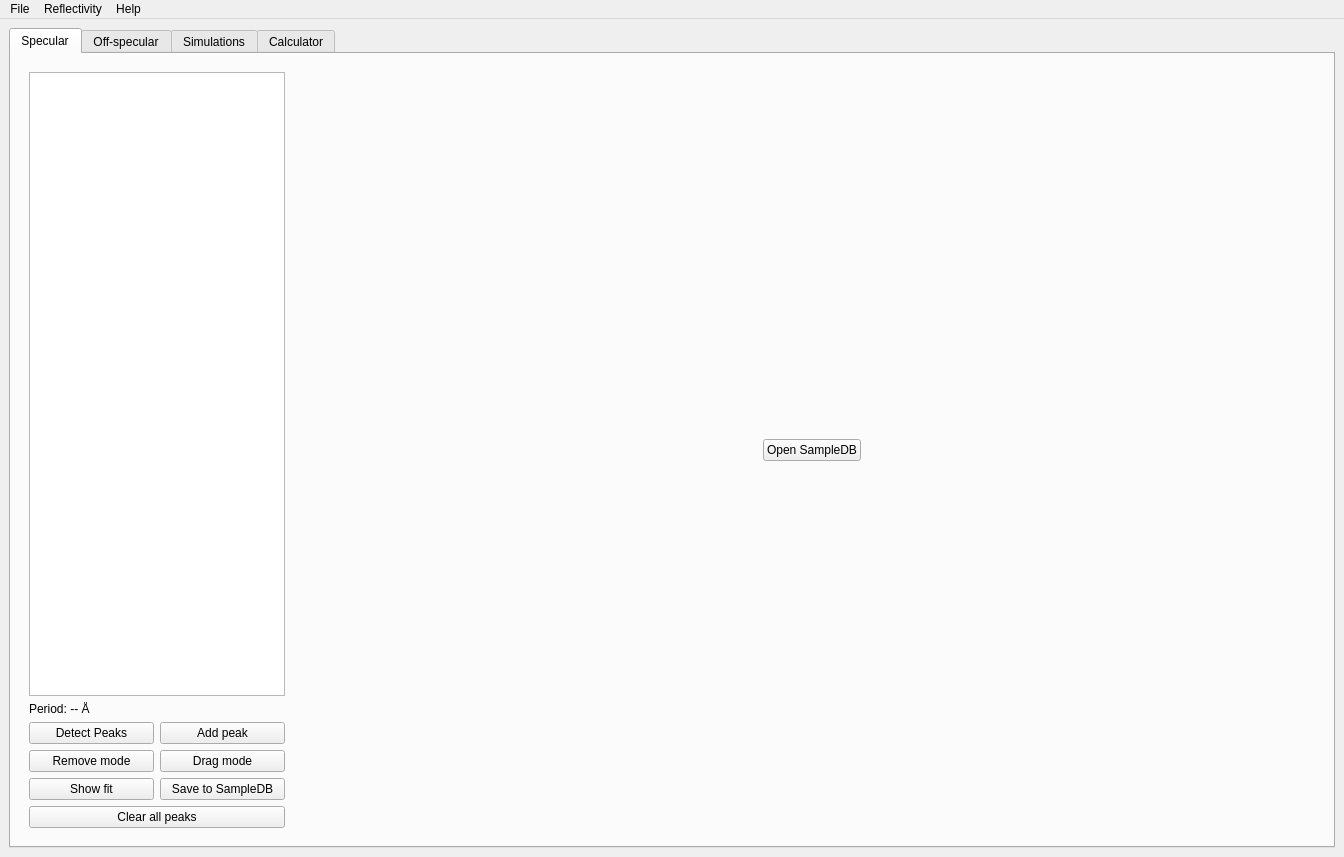
sstendahl/KARIN, file form.ui: the form before one commit.
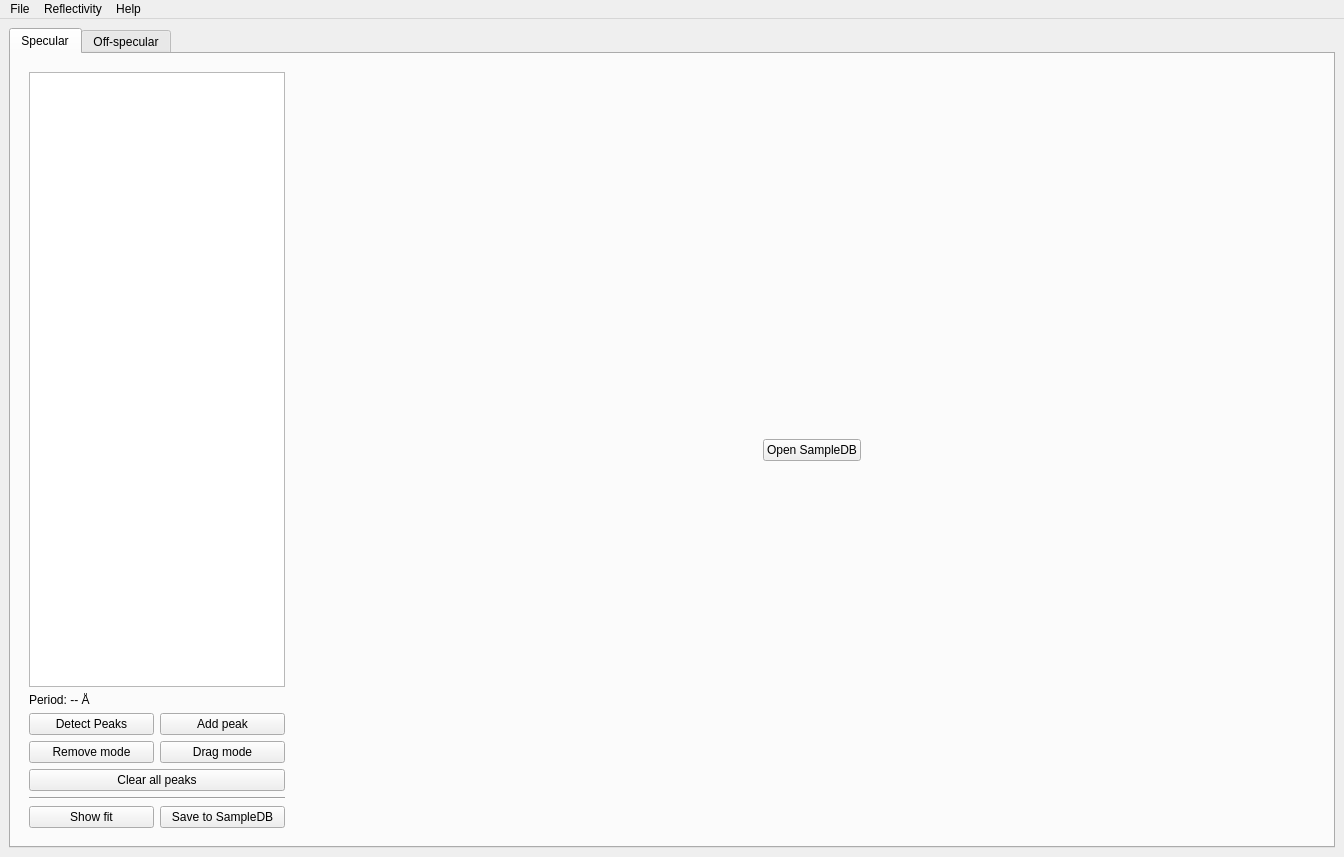
The form after the commit.

```diff
--- a/form.ui
+++ b/form.ui
@@ -58,13 +58,6 @@
                  <layout class="QVBoxLayout" name="verticalLayout_3">
                   <item>
                    <layout class="QGridLayout" name="gridLayout_2">
-                    <item row="7" column="0">
-                     <widget class="QPushButton" name="removeAll_button">
-                      <property name="text">
-                       <string>Clear all peaks</string>
-                      </property>
-                     </widget>
-                    </item>
                     <item row="5" column="0">
                      <layout class="QGridLayout" name="gridLayout">
                       <item row="1" column="1">
@@ -110,44 +103,12 @@
                         </property>
                        </widget>
                       </item>
-                      <item row="2" column="0">
-                       <widget class="QPushButton" name="showFit_button">
-                        <property name="enabled">
-                         <bool>true</bool>
-                        </property>
-                        <property name="text">
-                         <string>Show fit</string>
-                        </property>
-                        <property name="checkable">
-                         <bool>false</bool>
-                        </property>
-                        <property name="checked">
-                         <bool>false</bool>
-                        </property>
-                       </widget>
-                      </item>
-                      <item row="2" column="1">
-                       <widget class="QPushButton" name="savePeriod_button">
-                        <property name="text">
-                         <string>Save to SampleDB</string>
-                        </property>
-                       </widget>
-                      </item>
                      </layout>
                     </item>
-                    <item row="4" column="0">
-                     <widget class="QLabel" name="periodLabel">
-                      <property name="sizePolicy">
-                       <sizepolicy hsizetype="Maximum" vsizetype="Maximum">
-                        <horstretch>0</horstretch>
-                        <verstretch>0</verstretch>
-                       </sizepolicy>
-                      </property>
+                    <item row="7" column="0">
+                     <widget class="QPushButton" name="removeAll_button">
                       <property name="text">
-                       <string>Period: -- Å</string>
-                      </property>
-                      <property name="alignment">
-                       <set>Qt::AlignLeading|Qt::AlignLeft|Qt::AlignTop</set>
+                       <string>Clear all peaks</string>
                       </property>
                      </widget>
                     </item>
@@ -170,6 +131,60 @@
                       </property>
                      </widget>
                     </item>
+                    <item row="4" column="0">
+                     <widget class="QLabel" name="periodLabel">
+                      <property name="sizePolicy">
+                       <sizepolicy hsizetype="Maximum" vsizetype="Maximum">
+                        <horstretch>0</horstretch>
+                        <verstretch>0</verstretch>
+                       </sizepolicy>
+                      </property>
+                      <property name="text">
+                       <string>Period: -- Å</string>
+                      </property>
+                      <property name="alignment">
+                       <set>Qt::AlignLeading|Qt::AlignLeft|Qt::AlignTop</set>
+                      </property>
+                     </widget>
+                    </item>
+                    <item row="9" column="0">
+                     <layout class="QGridLayout" name="gridLayout_10">
+                      <item row="0" column="0">
+                       <layout class="QGridLayout" name="gridLayout_11">
+                        <item row="0" column="0">
+                         <widget class="QPushButton" name="showFit_button">
+                          <property name="enabled">
+                           <bool>true</bool>
+                          </property>
+                          <property name="text">
+                           <string>Show fit</string>
+                          </property>
+                          <property name="checkable">
+                           <bool>false</bool>
+                          </property>
+                          <property name="checked">
+                           <bool>false</bool>
+                          </property>
+                         </widget>
+                        </item>
+                        <item row="0" column="1">
+                         <widget class="QPushButton" name="savePeriod_button">
+                          <property name="text">
+                           <string>Save to SampleDB</string>
+                          </property>
+                         </widget>
+                        </item>
+                       </layout>
+                      </item>
+                     </layout>
+                    </item>
+                    <item row="8" column="0">
+                     <widget class="Line" name="line">
+                      <property name="orientation">
+                       <enum>Qt::Horizontal</enum>
+                      </property>
+                     </widget>
+                    </item>
                    </layout>
                   </item>
                  </layout>
@@ -295,16 +310,6 @@
           </item>
          </layout>
         </widget>
-        <widget class="QWidget" name="tab_4">
-         <attribute name="title">
-          <string>Simulations</string>
-         </attribute>
-        </widget>
-        <widget class="QWidget" name="tab">
-         <attribute name="title">
-          <string>Calculator</string>
-         </attribute>
-        </widget>
        </widget>
       </item>
      </layout>
```
